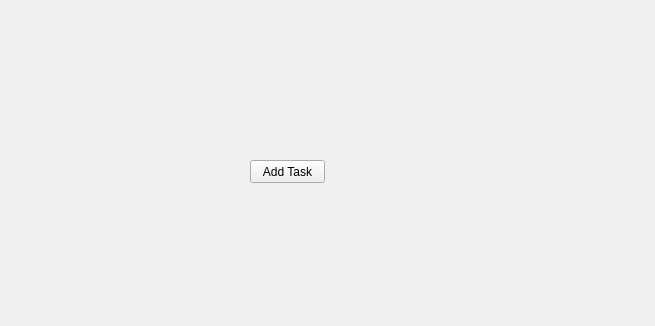
The window that mainwindow.ui (Dev-WS/Qt_mastering) describes before a commit, drawn with Qt 5; both pictures show x 0 to 655 and y 0 to 326 of the 800 by 600 pixel window.
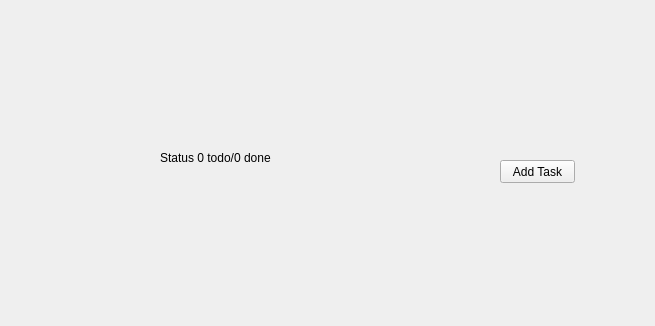
The same window after the commit.

Commit message: Added quit button

Patch:
```diff
--- a/mainwindow.ui
+++ b/mainwindow.ui
@@ -17,7 +17,7 @@
    <widget class="QPushButton" name="pushButton">
     <property name="geometry">
      <rect>
-      <x>250</x>
+      <x>500</x>
       <y>160</y>
       <width>75</width>
       <height>23</height>
@@ -27,6 +27,19 @@
      <string>Add Task</string>
     </property>
    </widget>
+   <widget class="QLabel" name="statusLabel">
+    <property name="geometry">
+     <rect>
+      <x>160</x>
+      <y>150</y>
+      <width>111</width>
+      <height>16</height>
+     </rect>
+    </property>
+    <property name="text">
+     <string>Status 0 todo/0 done</string>
+    </property>
+   </widget>
   </widget>
   <widget class="QMenuBar" name="menubar">
    <property name="geometry">
```
Left out of the diff: 2 changed lines with no effect on the pictures. The commit also changes 1 other file.
